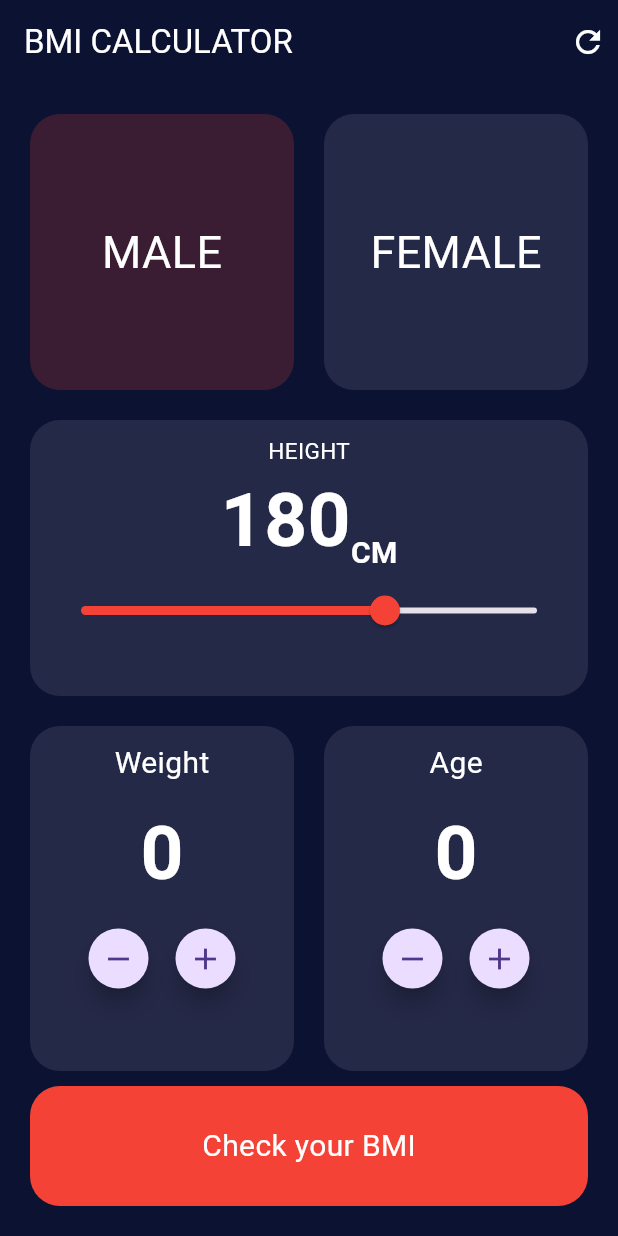
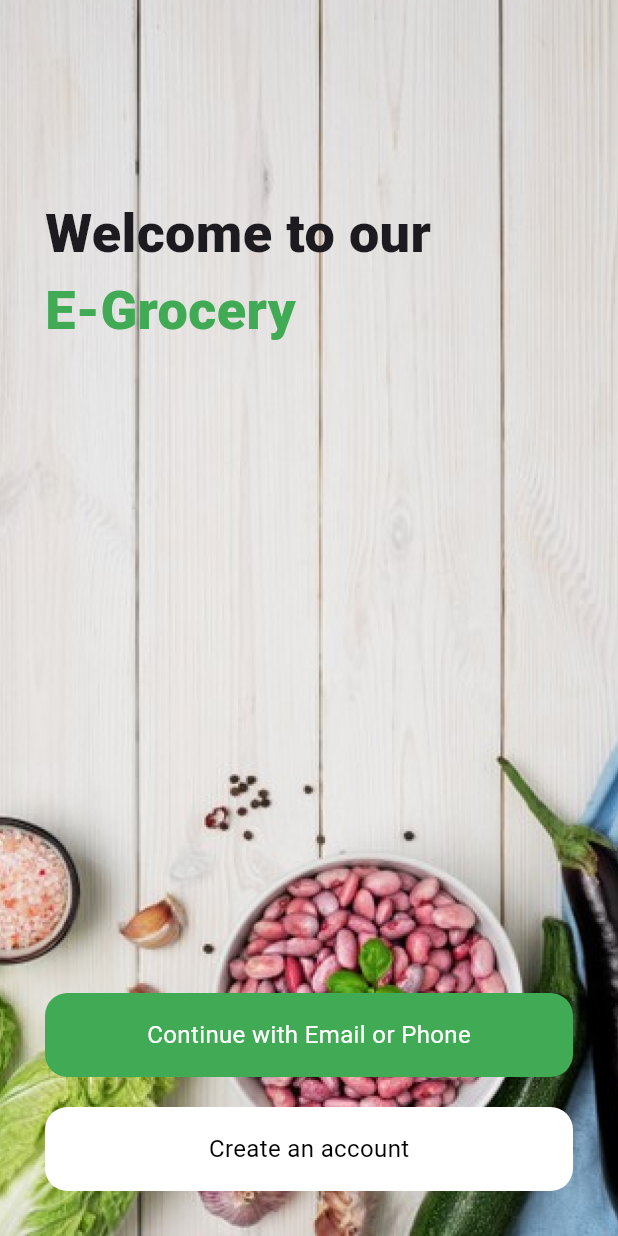
Before and after one commit to Ahmed-3lam/rwad_five, a Flutter app: the screen it shows after launch, on a phone screen of 412 x 824 dp. Run offline on Flutter 3.47's test engine with Material 3 defaults, Android fonts, the phone set to English and light mode, and no system bars.

Commit message:
Ecommerce (1)

```diff
--- a/lib/const.dart
+++ b/lib/const.dart
@@ -6,7 +6,7 @@ const String image3 =
 List namesList = ["Alaa Mohamed", "Ahmed Mahgg", " Hhhgggh"];
 List imagesList = [image1, image2, image3];
 List timesList = ["11:30 PM", "12:00 AM", "02:00 PM"];
-
+const imagePath = "assets/images/";
 List<Map> jsonList = [
   {
     "name": "Ahmed Allam",
--- a/lib/dummy_projects/bmi_calc/bmi_calc_screen.dart
+++ b/lib/dummy_projects/bmi_calc/bmi_calc_screen.dart
@@ -193,7 +193,7 @@ class _BmiCalcScreenState extends State<BmiCalcScreen> {
                   ),
                 ),
               ),
-            )
+            ),
           ],
         ),
       ),
--- /dev/null
+++ b/lib/dummy_projects/ecommerce/auth/auth_screen.dart
@@ -0,0 +1,105 @@
+import 'dart:async';
+
+import 'package:flutter/material.dart';
+import 'package:rwad/const.dart';
+
+import '../const/kcolors.dart';
+
+class AuthScreen extends StatefulWidget {
+  const AuthScreen({super.key});
+
+  @override
+  State<AuthScreen> createState() => _AuthScreenState();
+}
+
+class _AuthScreenState extends State<AuthScreen> {
+  int _imageNum = 1;
+
+  void _changeTheme() {
+    if (_imageNum == 1) {
+      _imageNum = 2;
+    } else {
+      _imageNum = 1;
+    }
+    setState(() {});
+  }
+
+  @override
+  void initState() {
+    const oneSec = Duration(seconds: 1);
+    var time = Timer.periodic(oneSec, (Timer t) => _changeTheme());
+    super.initState();
+  }
+
+  @override
+  Widget build(BuildContext context) {
+    return Scaffold(
+      body: Stack(
+        children: [
+          Container(
+              width: double.infinity,
+              height: MediaQuery.sizeOf(context).height,
+              child: Image.asset(
+                imagePath + "background$_imageNum.png",
+                fit: BoxFit.cover,
+              )),
+          Padding(
+            padding: const EdgeInsets.only(
+              top: 130.0,
+              left: 30,
+              right: 30,
+              bottom: 30,
+            ),
+            child: Column(
+              crossAxisAlignment: CrossAxisAlignment.start,
+              children: [
+                Text("Welcome to our",
+                    style: TextStyle(
+                      fontSize: 36,
+                      fontWeight: FontWeight.w800,
+                    )),
+                Text(
+                  "E-Grocery",
+                  style: TextStyle(
+                    fontSize: 36,
+                    color: Kcolors.primaryColor,
+                    fontWeight: FontWeight.w800,
+                  ),
+                ),
+                Spacer(),
+                _btn(text: "Continue with Email or Phone"),
+                SizedBox(
+                  height: 20,
+                ),
+                _btn(
+                  text: "Create an account",
+                  isSecond: true,
+                ),
+              ],
+            ),
+          )
+        ],
+      ),
+    );
+  }
+
+  Widget _btn({
+    required String text,
+    bool isSecond = false,
+  }) {
+    return Container(
+      height: 56,
+      child: Center(
+        child: Text(
+          text,
+          style: TextStyle(
+              color: isSecond ? Colors.black : Colors.white, fontSize: 16),
+        ),
+      ),
+      decoration: BoxDecoration(
+        color: isSecond ? Colors.white : Kcolors.primaryColor,
+        borderRadius: BorderRadius.circular(15),
+      ),
+    );
+  }
+}
--- /dev/null
+++ b/lib/dummy_projects/ecommerce/const/kcolors.dart
@@ -0,0 +1,5 @@
+import 'dart:ui';
+
+class Kcolors {
+  static const Color primaryColor = Color(0xFF40AA54);
+}
--- a/lib/main.dart
+++ b/lib/main.dart
@@ -1,6 +1,6 @@
 import 'package:flutter/material.dart';
 
-import 'dummy_projects/bmi_calc/bmi_calc_screen.dart';
+import 'dummy_projects/ecommerce/splash/splash_screen.dart';
 
 void main() {
   runApp(const MyApp());
@@ -25,7 +25,7 @@ class MyApp extends StatelessWidget {
   Widget build(BuildContext context) {
     return MaterialApp(
       debugShowCheckedModeBanner: false,
-      home: BmiCalcScreen(),
+      home: SplashScreen(),
     );
   }
 }
```
Also changed, not shown: lib/dummy_projects/ecommerce/splash/splash_screen.dart (added, +61 -0 lines), assets/images/background1.png (added), assets/images/background2.png (added), assets/images/logo1.png (added), assets/images/logo2.png (added).
